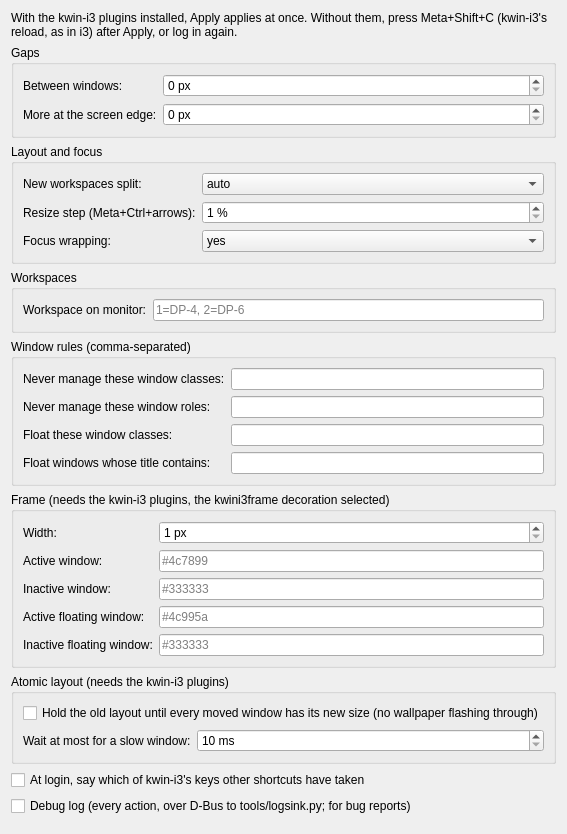
First picture: the form in package/contents/ui/config.ui, repository grandpaul2/kwin-i3, before the edit.
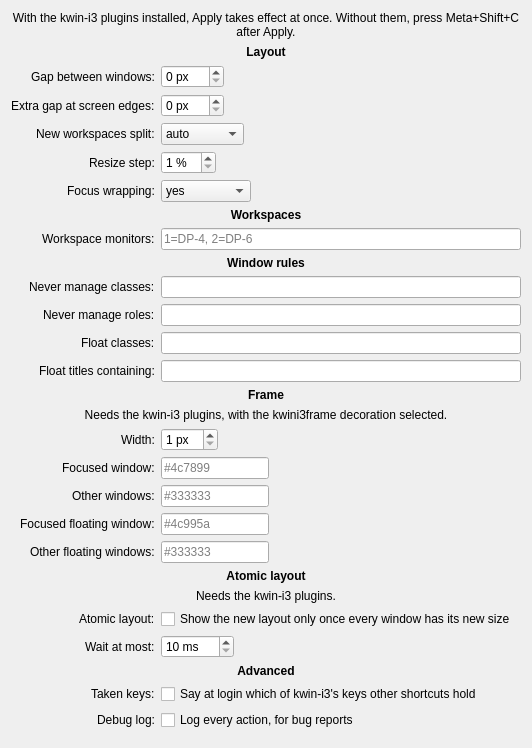
Second picture: the form after the edit.

Commit message:
The Configure form laid out as Plasma's pages are: one label column, headings, no boxes
Each group box aligned its own labels, so the column jumped from section to section. Now one
centred form with bold section headings, shorter labels and a tooltip on every list. Checked on a
screenshot of the generic KCM in the test KWin; settings.test.js still matches every key.

What changed in the file:
```diff
--- a/package/contents/ui/config.ui
+++ b/package/contents/ui/config.ui
@@ -8,27 +8,54 @@
    <item>
     <widget class="QLabel" name="applyHint">
      <property name="text">
-      <string>With the kwin-i3 plugins installed, Apply applies at once. Without them, press Meta+Shift+C (kwin-i3's reload, as in i3) after Apply, or log in again.</string>
+      <string>With the kwin-i3 plugins installed, Apply takes effect at once. Without them, press Meta+Shift+C after Apply.</string>
      </property>
      <property name="wordWrap">
       <bool>true</bool>
      </property>
+     <property name="alignment">
+      <set>Qt::AlignHCenter</set>
+     </property>
     </widget>
    </item>
    <item>
-    <widget class="QGroupBox" name="gapsGroup">
-     <property name="title">
-      <string>Gaps</string>
+    <layout class="QFormLayout" name="form">
+     <property name="formAlignment">
+      <set>Qt::AlignHCenter|Qt::AlignTop</set>
      </property>
-     <layout class="QFormLayout" name="gapsLayout">
-      <item row="0" column="0">
+     <property name="labelAlignment">
+      <set>Qt::AlignRight|Qt::AlignVCenter</set>
+     </property>
+     <property name="fieldGrowthPolicy">
+      <enum>QFormLayout::FieldsStayAtSizeHint</enum>
+     </property>
+     <!-- Layout -->
+     <item row="0" column="0" colspan="2">
+      <widget class="QLabel" name="layoutHeading">
+       <property name="text">
+        <string>Layout</string>
+       </property>
+       <property name="font">
+        <font>
+         <bold>true</bold>
+        </font>
+       </property>
+       <property name="alignment">
+        <set>Qt::AlignHCenter</set>
+       </property>
+      </widget>
+     </item>
+     <item row="1" column="0">
        <widget class="QLabel" name="gapsInnerLabel">
         <property name="text">
-         <string>Between windows:</string>
+        <string>Gap between windows:</string>
+       </property>
+       <property name="buddy">
+        <cstring>kcfg_gapsInner</cstring>
         </property>
        </widget>
       </item>
-      <item row="0" column="1">
+     <item row="1" column="1">
        <widget class="QSpinBox" name="kcfg_gapsInner">
         <property name="suffix">
          <string> px</string>
@@ -41,14 +68,17 @@
         </property>
        </widget>
       </item>
-      <item row="1" column="0">
+     <item row="2" column="0">
        <widget class="QLabel" name="gapsOuterLabel">
         <property name="text">
-         <string>More at the screen edge:</string>
+        <string>Extra gap at screen edges:</string>
+       </property>
+       <property name="buddy">
+        <cstring>kcfg_gapsOuter</cstring>
         </property>
        </widget>
       </item>
-      <item row="1" column="1">
+     <item row="2" column="1">
        <widget class="QSpinBox" name="kcfg_gapsOuter">
         <property name="suffix">
          <string> px</string>
@@ -61,23 +91,17 @@
         </property>
        </widget>
       </item>
-     </layout>
-    </widget>
-   </item>
-   <item>
-    <widget class="QGroupBox" name="layoutGroup">
-     <property name="title">
-      <string>Layout and focus</string>
-     </property>
-     <layout class="QFormLayout" name="layoutLayout">
-      <item row="0" column="0">
+     <item row="3" column="0">
        <widget class="QLabel" name="defaultOrientationLabel">
         <property name="text">
          <string>New workspaces split:</string>
         </property>
-       </widget>
-      </item>
-      <item row="0" column="1">
+       <property name="buddy">
+        <cstring>kcfg_defaultOrientation</cstring>
+       </property>
+      </widget>
+     </item>
+     <item row="3" column="1">
        <widget class="QComboBox" name="kcfg_defaultOrientation">
         <property name="kcfg_property" stdset="0">
          <cstring>currentText</cstring>
@@ -102,14 +126,17 @@
         </item>
        </widget>
       </item>
-      <item row="1" column="0">
+     <item row="4" column="0">
        <widget class="QLabel" name="resizeStepLabel">
         <property name="text">
-         <string>Resize step (Meta+Ctrl+arrows):</string>
+        <string>Resize step:</string>
+       </property>
+       <property name="buddy">
+        <cstring>kcfg_resizeStep</cstring>
         </property>
        </widget>
       </item>
-      <item row="1" column="1">
+     <item row="4" column="1">
        <widget class="QSpinBox" name="kcfg_resizeStep">
         <property name="suffix">
          <string> %</string>
@@ -120,16 +147,22 @@
         <property name="maximum">
          <number>50</number>
         </property>
-       </widget>
-      </item>
-      <item row="2" column="0">
+       <property name="toolTip">
+        <string>How far one press of Meta+Ctrl+arrow resizes a window.</string>
+       </property>
+      </widget>
+     </item>
+     <item row="5" column="0">
        <widget class="QLabel" name="focusWrappingLabel">
         <property name="text">
          <string>Focus wrapping:</string>
         </property>
-       </widget>
-      </item>
-      <item row="2" column="1">
+       <property name="buddy">
+        <cstring>kcfg_focusWrapping</cstring>
+       </property>
+      </widget>
+     </item>
+     <item row="5" column="1">
        <widget class="QComboBox" name="kcfg_focusWrapping">
         <property name="kcfg_property" stdset="0">
          <cstring>currentText</cstring>
@@ -159,24 +192,43 @@
         </item>
        </widget>
       </item>
-     </layout>
-    </widget>
-   </item>
-   <item>
-    <widget class="QGroupBox" name="workspacesGroup">
-     <property name="title">
+     <!-- Workspaces -->
+     <item row="6" column="0" colspan="2">
+      <widget class="QLabel" name="workspacesHeading">
+       <property name="text">
       <string>Workspaces</string>
      </property>
-     <layout class="QFormLayout" name="workspacesLayout">
-      <item row="0" column="0">
+       <property name="font">
+        <font>
+         <bold>true</bold>
+        </font>
+       </property>
+       <property name="alignment">
+        <set>Qt::AlignHCenter</set>
+       </property>
+       <property name="margin">
+        <number>6</number>
+       </property>
+      </widget>
+     </item>
+     <item row="7" column="0">
        <widget class="QLabel" name="workspaceOutputsLabel">
         <property name="text">
-         <string>Workspace on monitor:</string>
+        <string>Workspace monitors:</string>
+       </property>
+       <property name="buddy">
+        <cstring>kcfg_workspaceOutputs</cstring>
         </property>
        </widget>
       </item>
-      <item row="0" column="1">
+     <item row="7" column="1">
        <widget class="QLineEdit" name="kcfg_workspaceOutputs">
+       <property name="minimumSize">
+        <size>
+         <width>360</width>
+         <height>0</height>
+        </size>
+       </property>
         <property name="placeholderText">
          <string>1=DP-4, 2=DP-6</string>
         </property>
@@ -185,72 +237,157 @@
         </property>
        </widget>
       </item>
-     </layout>
-    </widget>
-   </item>
-   <item>
-    <widget class="QGroupBox" name="rulesGroup">
-     <property name="title">
-      <string>Window rules (comma-separated)</string>
-     </property>
-     <layout class="QFormLayout" name="rulesLayout">
-      <item row="0" column="0">
+     <!-- Window rules -->
+     <item row="8" column="0" colspan="2">
+      <widget class="QLabel" name="rulesHeading">
+       <property name="text">
+        <string>Window rules</string>
+       </property>
+       <property name="font">
+        <font>
+         <bold>true</bold>
+        </font>
+       </property>
+       <property name="alignment">
+        <set>Qt::AlignHCenter</set>
+       </property>
+       <property name="margin">
+        <number>6</number>
+       </property>
+      </widget>
+     </item>
+     <item row="9" column="0">
        <widget class="QLabel" name="ignoreClassLabel">
         <property name="text">
-         <string>Never manage these window classes:</string>
-        </property>
-       </widget>
-      </item>
-      <item row="0" column="1">
-       <widget class="QLineEdit" name="kcfg_ignoreClass"/>
-      </item>
-      <item row="1" column="0">
+        <string>Never manage classes:</string>
+       </property>
+       <property name="buddy">
+        <cstring>kcfg_ignoreClass</cstring>
+       </property>
+      </widget>
+     </item>
+     <item row="9" column="1">
+      <widget class="QLineEdit" name="kcfg_ignoreClass">
+       <property name="minimumSize">
+        <size>
+         <width>360</width>
+         <height>0</height>
+        </size>
+       </property>
+       <property name="toolTip">
+        <string>Comma-separated window classes kwin-i3 leaves alone: they float and keep their own place. KWin's Window Rules can detect a window's class.</string>
+       </property>
+      </widget>
+     </item>
+     <item row="10" column="0">
        <widget class="QLabel" name="ignoreRoleLabel">
         <property name="text">
-         <string>Never manage these window roles:</string>
-        </property>
-       </widget>
-      </item>
-      <item row="1" column="1">
-       <widget class="QLineEdit" name="kcfg_ignoreRole"/>
-      </item>
-      <item row="2" column="0">
+        <string>Never manage roles:</string>
+       </property>
+       <property name="buddy">
+        <cstring>kcfg_ignoreRole</cstring>
+       </property>
+      </widget>
+     </item>
+     <item row="10" column="1">
+      <widget class="QLineEdit" name="kcfg_ignoreRole">
+       <property name="minimumSize">
+        <size>
+         <width>360</width>
+         <height>0</height>
+        </size>
+       </property>
+       <property name="toolTip">
+        <string>Comma-separated window roles kwin-i3 leaves alone.</string>
+       </property>
+      </widget>
+     </item>
+     <item row="11" column="0">
        <widget class="QLabel" name="floatingClassLabel">
         <property name="text">
-         <string>Float these window classes:</string>
-        </property>
-       </widget>
-      </item>
-      <item row="2" column="1">
-       <widget class="QLineEdit" name="kcfg_floatingClass"/>
-      </item>
-      <item row="3" column="0">
+        <string>Float classes:</string>
+       </property>
+       <property name="buddy">
+        <cstring>kcfg_floatingClass</cstring>
+       </property>
+      </widget>
+     </item>
+     <item row="11" column="1">
+      <widget class="QLineEdit" name="kcfg_floatingClass">
+       <property name="minimumSize">
+        <size>
+         <width>360</width>
+         <height>0</height>
+        </size>
+       </property>
+       <property name="toolTip">
+        <string>Comma-separated window classes that open floating (Meta+Shift+Space tiles them).</string>
+       </property>
+      </widget>
+     </item>
+     <item row="12" column="0">
        <widget class="QLabel" name="floatingTitleLabel">
         <property name="text">
-         <string>Float windows whose title contains:</string>
-        </property>
-       </widget>
-      </item>
-      <item row="3" column="1">
-       <widget class="QLineEdit" name="kcfg_floatingTitle"/>
-      </item>
-     </layout>
-    </widget>
-   </item>
-   <item>
-    <widget class="QGroupBox" name="frameGroup">
-     <property name="title">
-      <string>Frame (needs the kwin-i3 plugins, the kwini3frame decoration selected)</string>
-     </property>
-     <layout class="QFormLayout" name="frameLayout">
-      <item row="0" column="0">
+        <string>Float titles containing:</string>
+       </property>
+       <property name="buddy">
+        <cstring>kcfg_floatingTitle</cstring>
+       </property>
+      </widget>
+     </item>
+     <item row="12" column="1">
+      <widget class="QLineEdit" name="kcfg_floatingTitle">
+       <property name="minimumSize">
+        <size>
+         <width>360</width>
+         <height>0</height>
+        </size>
+       </property>
+       <property name="toolTip">
+        <string>Comma-separated pieces of text: a window whose title contains one opens floating.</string>
+       </property>
+      </widget>
+     </item>
+     <!-- Frame -->
+     <item row="13" column="0" colspan="2">
+      <widget class="QLabel" name="frameHeading">
+       <property name="text">
+        <string>Frame</string>
+       </property>
+       <property name="font">
+        <font>
+         <bold>true</bold>
+        </font>
+       </property>
+       <property name="alignment">
+        <set>Qt::AlignHCenter</set>
+       </property>
+       <property name="margin">
+        <number>6</number>
+       </property>
+      </widget>
+     </item>
+     <item row="14" column="0" colspan="2">
+      <widget class="QLabel" name="frameNote">
+       <property name="text">
+        <string>Needs the kwin-i3 plugins, with the kwini3frame decoration selected.</string>
+       </property>
+       <property name="alignment">
+        <set>Qt::AlignHCenter</set>
+       </property>
+      </widget>
+     </item>
+     <item row="15" column="0">
        <widget class="QLabel" name="frameWidthLabel">
         <property name="text">
          <string>Width:</string>
         </property>
-       </widget>
-      </item>
-      <item row="0" column="1">
+       <property name="buddy">
+        <cstring>kcfg_frameWidth</cstring>
+       </property>
+      </widget>
+     </item>
+     <item row="15" column="1">
        <widget class="QSpinBox" name="kcfg_frameWidth">
         <property name="suffix">
          <string> px</string>
@@ -263,86 +400,134 @@
         </property>
        </widget>
       </item>
-      <item row="1" column="0">
+     <item row="16" column="0">
        <widget class="QLabel" name="frameActiveLabel">
         <property name="text">
-         <string>Active window:</string>
+        <string>Focused window:</string>
+       </property>
+       <property name="buddy">
+        <cstring>kcfg_frameActive</cstring>
         </property>
        </widget>
       </item>
-      <item row="1" column="1">
+     <item row="16" column="1">
        <widget class="QLineEdit" name="kcfg_frameActive">
         <property name="placeholderText">
          <string>#4c7899</string>
         </property>
        </widget>
       </item>
-      <item row="2" column="0">
+     <item row="17" column="0">
        <widget class="QLabel" name="frameInactiveLabel">
         <property name="text">
-         <string>Inactive window:</string>
+        <string>Other windows:</string>
+       </property>
+       <property name="buddy">
+        <cstring>kcfg_frameInactive</cstring>
         </property>
        </widget>
       </item>
-      <item row="2" column="1">
+     <item row="17" column="1">
        <widget class="QLineEdit" name="kcfg_frameInactive">
         <property name="placeholderText">
          <string>#333333</string>
         </property>
        </widget>
       </item>
-      <item row="3" column="0">
+     <item row="18" column="0">
        <widget class="QLabel" name="frameFloatingActiveLabel">
         <property name="text">
-         <string>Active floating window:</string>
+        <string>Focused floating window:</string>
+       </property>
+       <property name="buddy">
+        <cstring>kcfg_frameFloatingActive</cstring>
         </property>
        </widget>
       </item>
-      <item row="3" column="1">
+     <item row="18" column="1">
        <widget class="QLineEdit" name="kcfg_frameFloatingActive">
         <property name="placeholderText">
          <string>#4c995a</string>
         </property>
        </widget>
       </item>
-      <item row="4" column="0">
+     <item row="19" column="0">
        <widget class="QLabel" name="frameFloatingInactiveLabel">
         <property name="text">
-         <string>Inactive floating window:</string>
+        <string>Other floating windows:</string>
+       </property>
+       <property name="buddy">
+        <cstring>kcfg_frameFloatingInactive</cstring>
         </property>
        </widget>
       </item>
-      <item row="4" column="1">
+     <item row="19" column="1">
        <widget class="QLineEdit" name="kcfg_frameFloatingInactive">
         <property name="placeholderText">
          <string>#333333</string>
         </property>
        </widget>
       </item>
-     </layout>
-    </widget>
-   </item>
-   <item>
-    <widget class="QGroupBox" name="holdGroup">
-     <property name="title">
-      <string>Atomic layout (needs the kwin-i3 plugins)</string>
-     </property>
-     <layout class="QFormLayout" name="holdLayout">
-      <item row="0" column="0" colspan="2">
+     <!-- Atomic layout -->
+     <item row="20" column="0" colspan="2">
+      <widget class="QLabel" name="holdHeading">
+       <property name="text">
+        <string>Atomic layout</string>
+       </property>
+       <property name="font">
+        <font>
+         <bold>true</bold>
+        </font>
+       </property>
+       <property name="alignment">
+        <set>Qt::AlignHCenter</set>
+       </property>
+       <property name="margin">
+        <number>6</number>
+       </property>
+      </widget>
+     </item>
+     <item row="21" column="0" colspan="2">
+      <widget class="QLabel" name="holdNote">
+       <property name="text">
+        <string>Needs the kwin-i3 plugins.</string>
+       </property>
+       <property name="alignment">
+        <set>Qt::AlignHCenter</set>
+       </property>
+      </widget>
+     </item>
+     <item row="22" column="0">
+      <widget class="QLabel" name="holdEnabledLabel">
+       <property name="text">
+        <string>Atomic layout:</string>
+       </property>
+       <property name="buddy">
+        <cstring>kcfg_holdEnabled</cstring>
+       </property>
+      </widget>
+     </item>
+     <item row="22" column="1">
        <widget class="QCheckBox" name="kcfg_holdEnabled">
         <property name="text">
-         <string>Hold the old layout until every moved window has its new size (no wallpaper flashing through)</string>
+        <string>Show the new layout only once every window has its new size</string>
+       </property>
+       <property name="toolTip">
+        <string>Holds the old picture while windows resize, so the wallpaper doesn't flash through.</string>
         </property>
        </widget>
       </item>
-      <item row="1" column="0">
+     <item row="23" column="0">
        <widget class="QLabel" name="holdTimeoutMsLabel">
         <property name="text">
-         <string>Wait at most for a slow window:</string>
+        <string>Wait at most:</string>
+       </property>
+       <property name="buddy">
+        <cstring>kcfg_holdTimeoutMs</cstring>
         </property>
        </widget>
       </item>
-      <item row="1" column="1">
+     <item row="23" column="1">
        <widget class="QSpinBox" name="kcfg_holdTimeoutMs">
         <property name="suffix">
          <string> ms</string>
@@ -353,24 +538,68 @@
         <property name="maximum">
          <number>2000</number>
         </property>
-       </widget>
-      </item>
-     </layout>
-    </widget>
-   </item>
-   <item>
+       <property name="toolTip">
+        <string>How long to wait for a slow window before showing the new layout anyway.</string>
+       </property>
+      </widget>
+     </item>
+     <!-- Advanced -->
+     <item row="24" column="0" colspan="2">
+      <widget class="QLabel" name="advancedHeading">
+       <property name="text">
+        <string>Advanced</string>
+       </property>
+       <property name="font">
+        <font>
+         <bold>true</bold>
+        </font>
+       </property>
+       <property name="alignment">
+        <set>Qt::AlignHCenter</set>
+       </property>
+       <property name="margin">
+        <number>6</number>
+       </property>
+      </widget>
+     </item>
+     <item row="25" column="0">
+      <widget class="QLabel" name="warnTakenKeysLabel">
+       <property name="text">
+        <string>Taken keys:</string>
+       </property>
+       <property name="buddy">
+        <cstring>kcfg_warnTakenKeys</cstring>
+       </property>
+      </widget>
+     </item>
+     <item row="25" column="1">
     <widget class="QCheckBox" name="kcfg_warnTakenKeys">
      <property name="text">
-      <string>At login, say which of kwin-i3's keys other shortcuts have taken</string>
+        <string>Say at login which of kwin-i3's keys other shortcuts hold</string>
      </property>
     </widget>
    </item>
-   <item>
+     <item row="26" column="0">
+      <widget class="QLabel" name="debugLogLabel">
+       <property name="text">
+        <string>Debug log:</string>
+       </property>
+       <property name="buddy">
+        <cstring>kcfg_debugLog</cstring>
+       </property>
+      </widget>
+     </item>
+     <item row="26" column="1">
     <widget class="QCheckBox" name="kcfg_debugLog">
      <property name="text">
-      <string>Debug log (every action, over D-Bus to tools/logsink.py; for bug reports)</string>
-     </property>
-    </widget>
+        <string>Log every action, for bug reports</string>
+       </property>
+       <property name="toolTip">
+        <string>Over D-Bus to tools/logsink.py.</string>
+       </property>
+      </widget>
+     </item>
+    </layout>
    </item>
    <item>
     <spacer name="bottomSpacer">
```
Left out of the diff: 9 changed lines with no effect on the pictures. Lines whose indentation alone changed are shown as unchanged. The commit also changes 2 other files.
